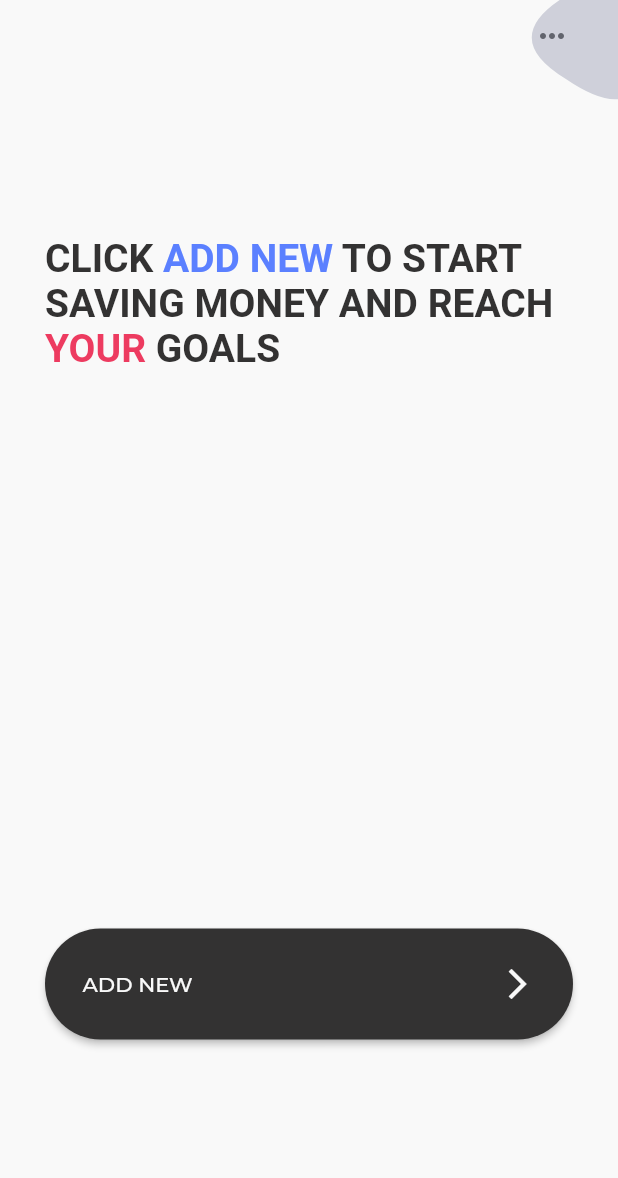
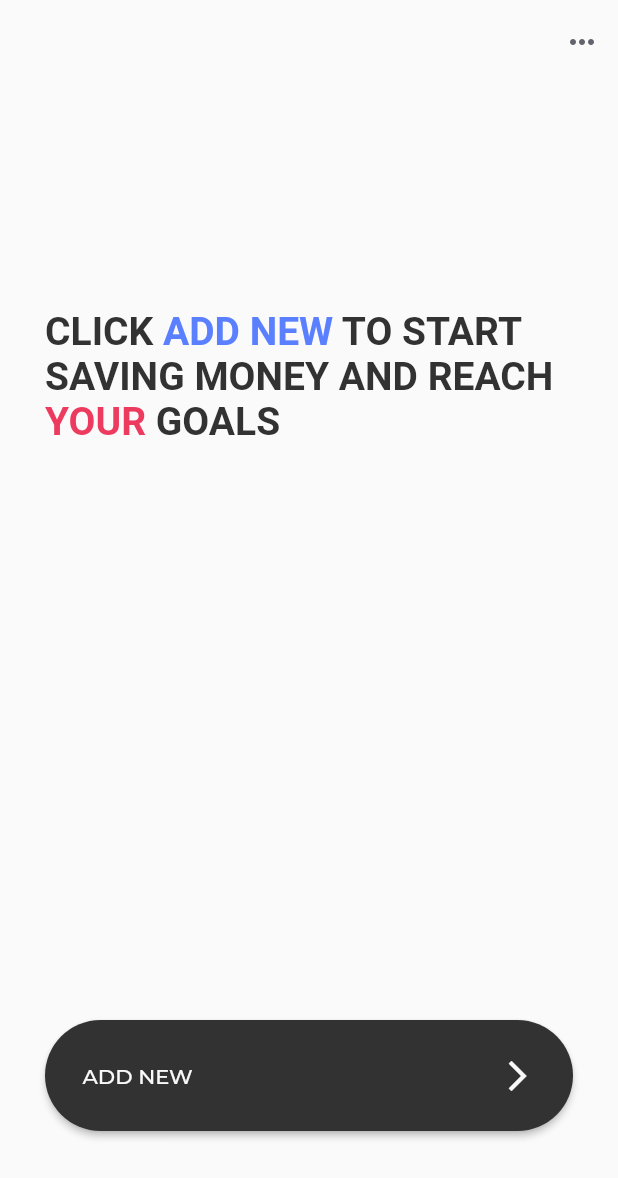
Before and after one commit to Fecony/flutter_goal_savings, a Flutter app: the screen it shows after launch, on a phone screen of 412 x 824 dp. Shown: the top 1178 px of the screen. Run offline on Flutter 3.47's test engine with Material 2 defaults, Android fonts, the phone set to English and light mode, and no system bars.

Commit message:
Refactored initial screen, Settings screen

```diff
--- a/lib/main.dart
+++ b/lib/main.dart
@@ -1,5 +1,6 @@
 import 'package:flutter/material.dart';
 import 'package:flutter_goal_savings/screens/initial_screen.dart';
+// import 'package:flutter_goal_savings/screens/settings_screen.dart';
 
 void main() => runApp(MyApp());
 
@@ -11,6 +12,7 @@ class MyApp extends StatelessWidget {
       title: 'Goal Savings App',
       theme: ThemeData(fontFamily: 'Montserrat'),
       home: InitialScreen(),
+      // home: SettingsScreen(),
     );
   }
 }
--- a/lib/screens/initial_screen.dart
+++ b/lib/screens/initial_screen.dart
@@ -13,43 +13,28 @@ class InitialScreen extends StatefulWidget {
 class _InitialScreenState extends State<InitialScreen> {
   @override
   Widget build(BuildContext context) {
-    return Container(
-      color: generalWhiteColor,
-      child: SafeArea(
-        child: Stack(
-          children: <Widget>[
-            Transform.translate(
-              offset: Offset(MediaQuery.of(context).size.width - 75, -30),
-              child: Transform.rotate(
-                angle: -pi / 2,
-                child:
-                    DrawTriangle(size: 110, color: lightGrayColor, radius: 1),
-              ),
-            ),
-            SingleChildScrollView(
-              child: Stack(
-                children: <Widget>[
-                  Row(
-                    mainAxisAlignment: MainAxisAlignment.end,
-                    children: <Widget>[
-                      FlatButton(
+    return Scaffold(
+      appBar: AppBar(
+        backgroundColor: Colors.transparent,
+        brightness: Brightness.light,
+        elevation: 0,
+        actions: <Widget>[
+          IconButton(
+            icon: Icon(Icons.more_horiz, color: darkGrayColor),
             onPressed: () => print('settings'),
-                        child: Icon(
-                          Icons.more_horiz,
-                          color: darkGrayColor,
-                        ),
-                        highlightColor: Colors.transparent,
-                        splashColor: Colors.transparent,
           ),
         ],
       ),
-                  Padding(
-                    padding: EdgeInsets.symmetric(horizontal: 30.0),
-                    child: Column(
+      body: Container(
+        child: SafeArea(
+          child: Padding(
+            padding: const EdgeInsets.only(top: 150.0),
+            child: Container(
+              margin: new EdgeInsets.symmetric(horizontal: 30.0),
+              child: Stack(
+                children: [
+                  Column(
                     children: <Widget>[
-                        SizedBox(
-                          height: 157,
-                        ),
                       RichText(
                         text: TextSpan(
                           style: welcomeTextStyle,
@@ -61,8 +46,7 @@ class _InitialScreenState extends State<InitialScreen> {
                                 color: primaryBlueColor,
                               ),
                             ),
-                              TextSpan(
-                                  text: 'TO START SAVING MONEY AND REACH '),
+                            TextSpan(text: 'TO START SAVING MONEY AND REACH '),
                             TextSpan(
                               text: 'YOUR ',
                               style: welcomeTextStyle.copyWith(
@@ -73,22 +57,23 @@ class _InitialScreenState extends State<InitialScreen> {
                           ],
                         ),
                       ),
-                        SizedBox(
-                          height: 372,
+                    ],
                   ),
-                        BlackButton(
+                  Positioned(
+                    bottom: 70,
+                    left: 0,
+                    right: 0,
+                    child: BlackButton(
                       label: "ADD NEW",
                       onPressed: () => print('welcome add new'),
-                        ),
-                      ],
-                    ),
-                  )
-                ],
                     ),
                   ),
                 ],
               ),
             ),
+          ),
+        ),
+      ),
     );
   }
 }
```
Also changed, not shown: lib/screens/settings_screen.dart (added, +99 -0 lines). Lines whose indentation alone changed are shown as unchanged.
